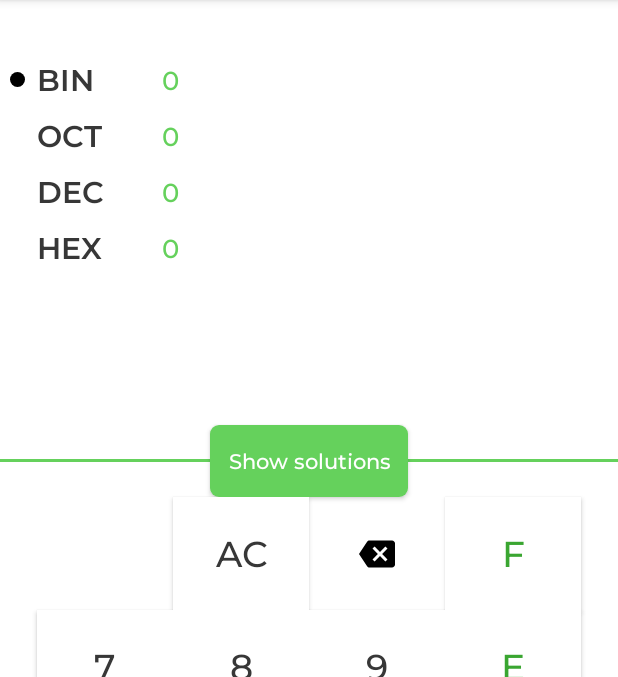
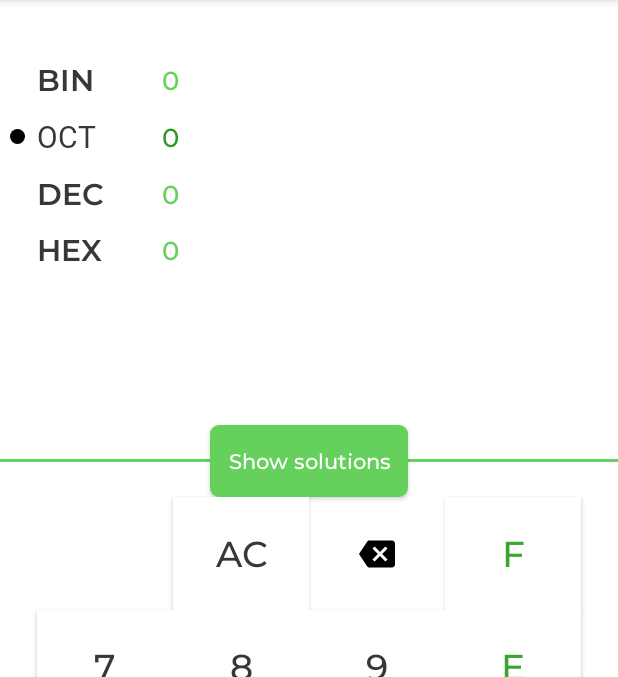
Before and after one commit to Vitalii2401/Number_converter, an Android app: the screen it shows after launch (MainActivity), after a tap on "OCT", on a phone screen of 412 x 824 dp, the part 84-761 px from its top. Run offline under Robolectric (Android 15) with nearby library versions, the phone set to English and light mode, and no system bars.

```diff
--- a/app/src/main/java/com/vetall24/myapplication/ui/numberconverter/NumberConverterFragment.kt
+++ b/app/src/main/java/com/vetall24/myapplication/ui/numberconverter/NumberConverterFragment.kt
@@ -3,6 +3,7 @@ package com.vetall24.myapplication.ui.numberconverter
 import android.os.Bundle
 import androidx.fragment.app.Fragment
 import android.view.View
+import androidx.constraintlayout.widget.ConstraintLayout
 import androidx.fragment.app.viewModels
 import com.vetall24.myapplication.R
 import com.vetall24.myapplication.databinding.FragmentNumberConverterBinding
@@ -85,10 +86,82 @@ class NumberConverterFragment : Fragment(R.layout.fragment_number_converter) {
 
     private fun selectMode() {
         with(binding) {
-            textBin.setOnClickListener { numberConverterViewModel.changeMode(MODE_BIN) }
-            textOct.setOnClickListener { numberConverterViewModel.changeMode(MODE_OCT) }
-            textDec.setOnClickListener { numberConverterViewModel.changeMode(MODE_DEC) }
-            textHex.setOnClickListener { numberConverterViewModel.changeMode(MODE_HEX) }
+            textBin.setOnClickListener {
+                numberConverterViewModel.changeMode(MODE_BIN)
+                changeUiAccordingToMode(MODE_BIN)
+            }
+            textOct.setOnClickListener {
+                numberConverterViewModel.changeMode(MODE_OCT)
+                changeUiAccordingToMode(MODE_OCT)
+            }
+            textDec.setOnClickListener {
+                numberConverterViewModel.changeMode(MODE_DEC)
+                changeUiAccordingToMode(MODE_DEC)
+            }
+            textHex.setOnClickListener {
+                numberConverterViewModel.changeMode(MODE_HEX)
+                changeUiAccordingToMode(MODE_HEX)
+            }
+        }
+    }
+
+    private fun changeUiAccordingToMode(mode: String) {
+        val modeIndicatorParams = binding.modeIndicator.layoutParams as ConstraintLayout.LayoutParams
+        defaultState()
+        when (mode) {
+            MODE_BIN -> {
+                with(binding) {
+                    textAnswerBin.setTextAppearance(R.style.accentTextAnswer)
+                    textBin.setTextAppearance(R.style.accentTextNumberSystem)
+                    modeIndicatorParams.topToTop = textBin.id
+                    modeIndicatorParams.bottomToBottom = textBin.id
+                    modeIndicator.requestLayout()
+                }
+            }
+
+            MODE_OCT -> {
+                with(binding) {
+                    textAnswerOct.setTextAppearance(R.style.accentTextAnswer)
+                    textOct.setTextAppearance(R.style.accentTextNumberSystem)
+                    modeIndicatorParams.topToTop = textOct.id
+                    modeIndicatorParams.bottomToBottom = textOct.id
+                    modeIndicator.requestLayout()
+                }
+            }
+
+            MODE_DEC -> {
+                with(binding) {
+                    textAnswerDec.setTextAppearance(R.style.accentTextAnswer)
+                    textDec.setTextAppearance(R.style.accentTextNumberSystem)
+                    modeIndicatorParams.topToTop = textDec.id
+                    modeIndicatorParams.bottomToBottom = textDec.id
+                    modeIndicator.requestLayout()
+                }
+            }
+
+            MODE_HEX -> {
+                with(binding) {
+                    textAnswerHex.setTextAppearance(R.style.accentTextAnswer)
+                    textHex.setTextAppearance(R.style.accentTextNumberSystem)
+                    modeIndicatorParams.topToTop = textHex.id
+                    modeIndicatorParams.bottomToBottom = textHex.id
+                    modeIndicator.requestLayout()
+                }
+            }
+        }
+    }
+
+    private fun defaultState() {
+        with(binding) {
+            textBin.setTextAppearance(R.style.textNumberSystem)
+            textOct.setTextAppearance(R.style.textNumberSystem)
+            textDec.setTextAppearance(R.style.textNumberSystem)
+            textHex.setTextAppearance(R.style.textNumberSystem)
+
+            textAnswerBin.setTextAppearance(R.style.textAnswer)
+            textAnswerOct.setTextAppearance(R.style.textAnswer)
+            textAnswerDec.setTextAppearance(R.style.textAnswer)
+            textAnswerHex.setTextAppearance(R.style.textAnswer)
         }
     }
 
--- a/app/src/main/java/com/vetall24/myapplication/ui/numberconverter/NumberConverterViewModel.kt
+++ b/app/src/main/java/com/vetall24/myapplication/ui/numberconverter/NumberConverterViewModel.kt
@@ -1,5 +1,6 @@
 package com.vetall24.myapplication.ui.numberconverter
 
+import android.util.Log
 import androidx.lifecycle.LiveData
 import androidx.lifecycle.MutableLiveData
 import androidx.lifecycle.ViewModel
@@ -31,6 +32,7 @@ class NumberConverterViewModel : ViewModel() {
 
     fun changeMode(changedMode: String) {
         mode = changedMode
+        Log.d("Mode", "changeMode: $mode")
     }
 
     init {
--- a/app/src/main/res/layout/fragment_number_converter.xml
+++ b/app/src/main/res/layout/fragment_number_converter.xml
@@ -44,6 +44,7 @@
 
 
     <View
+        android:id="@+id/mode_indicator"
         android:layout_width="10dp"
         android:layout_height="10dp"
         android:layout_marginEnd="8dp"
@@ -54,12 +55,12 @@
 
     <TextView
         android:id="@+id/text_bin"
-        style="@style/textNumberSystem"
+        style="@style/accentTextNumberSystem"
         android:layout_width="wrap_content"
         android:layout_height="wrap_content"
         android:text="@string/bin"
         app:layout_constraintStart_toEndOf="@id/start_guideline"
-        app:layout_constraintTop_toBottomOf="@id/top_guideline" />
+        app:layout_constraintTop_toBottomOf="@id/top_guideline"/>
 
     <TextView
         android:id="@+id/text_oct"
@@ -93,7 +94,7 @@
 
     <TextView
         android:id="@+id/text_answer_bin"
-        style="@style/textAnswer"
+        style="@style/accentTextAnswer"
         android:layout_width="wrap_content"
         android:layout_height="wrap_content"
         android:layout_marginStart="45dp"
--- a/app/src/main/res/values/themes.xml
+++ b/app/src/main/res/values/themes.xml
@@ -32,9 +32,17 @@
         <item name="android:fontFamily">@font/montserrat_semi_bold</item>
     </style>
 
+    <style name="accentTextNumberSystem" parent="textNumberSystem">
+        <item name="android:fontFamily">@font/montserrat_extra_bold</item>
+    </style>
+
     <style name="textAnswer">
         <item name="android:textColor">@color/color_primary</item>
         <item name="android:textSize">17sp</item>
         <item name="android:fontFamily">@font/montserrat_medium</item>
     </style>
+
+    <style name="accentTextAnswer" parent="textAnswer">
+        <item name="android:textColor">@color/color_primary_variant</item>
+    </style>
 </resources>
```
